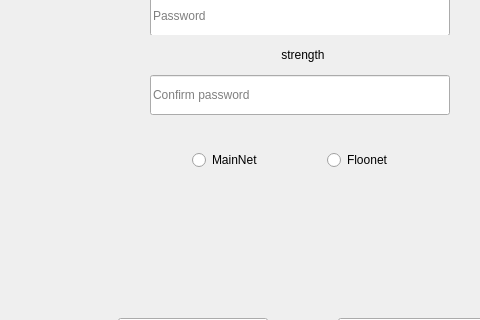
Above: windows_desktop/a_initaccount.ui from 0xkobe/mwc-wallet before the change; both pictures show x 97 to 577 and y 278 to 598 of the 800 by 698 pixel window. Below: the same form after it.
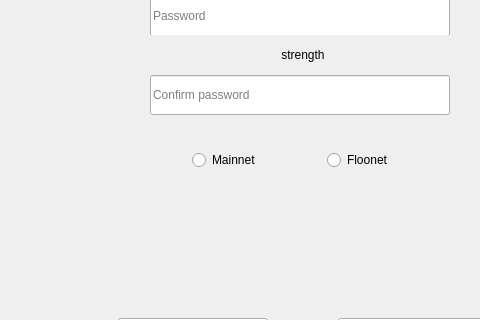
That is the form after the change. Icons and pictures are not drawn. Custom widgets are drawn as their Qt base class.

Commit message: https://github.com/mwcproject/mwc-qt-wallet/issues/609

Diff of the .ui file:
```diff
--- a/windows_desktop/a_initaccount.ui
+++ b/windows_desktop/a_initaccount.ui
@@ -497,7 +497,7 @@
             <enum>Qt::StrongFocus</enum>
            </property>
            <property name="text">
-            <string>MainNet </string>
+            <string>Mainnet </string>
            </property>
           </widget>
           <widget class="control::MwcRadioButton" name="radioFloonet">
```
The commit also changes 1 other file.
